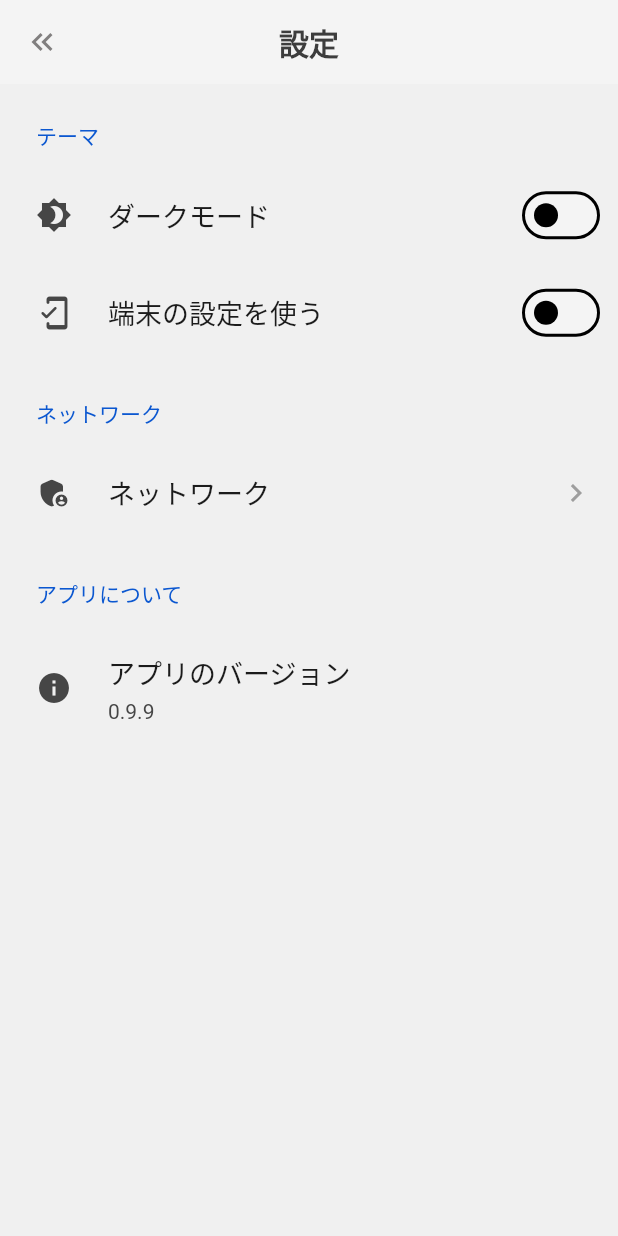
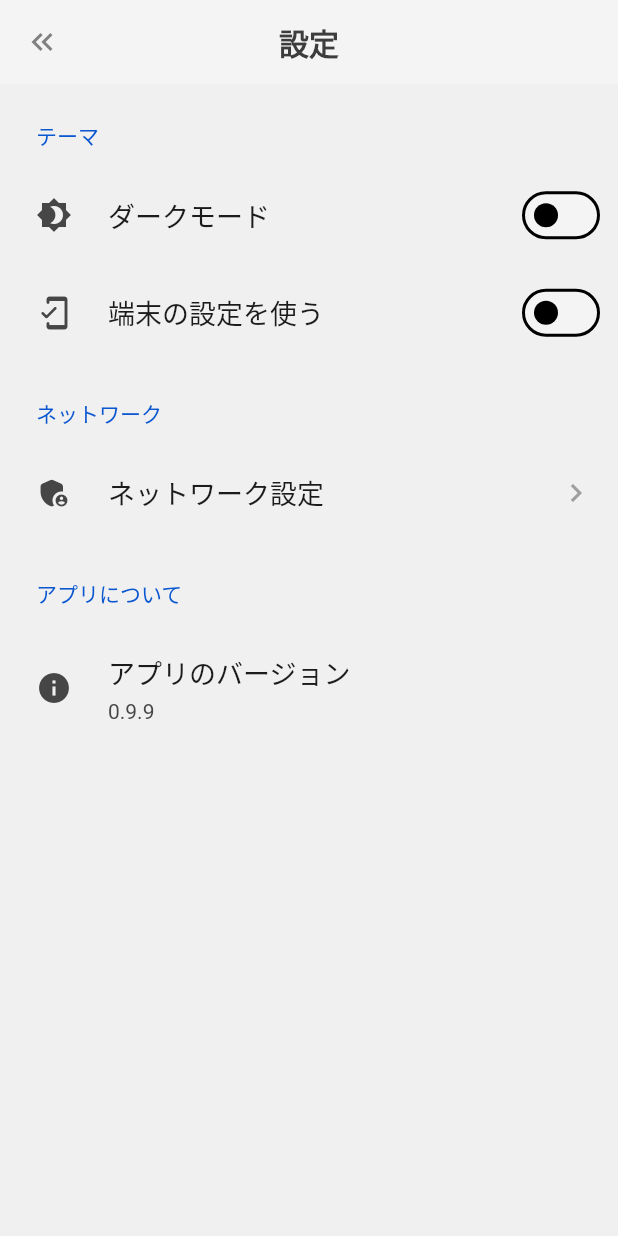
Before and after one commit to hiropoo/cafeteria_reserve, a Flutter app: the SettingsPage screen opened by its route, on a phone screen of 412 x 824 dp. Run offline on Flutter 3.47's test engine with Material 3 defaults, Android fonts, the phone set to English and light mode, and no system bars; drawn by our look-alikes of settings_ui; our stand-ins replace flutter_dotenv, flutter_hooks, flutter_slidable, freezed_annotation, go_router, hooks_riverpod and 4 more; accounts and stored records are empty; generated files the repository leaves out were written again.

Commit message:
♻️ Stringsに追加

```diff
--- a/lib/src/components/friend_text_field.dart
+++ b/lib/src/components/friend_text_field.dart
@@ -17,7 +17,7 @@ class FriendTextField extends HookWidget {
       child: TextFormField(
         controller: controller,
         style: TextStyle(fontSize: 14, color: Theme.of(context).colorScheme.secondary),
-        onEditingComplete: () => FocusManager.instance.primaryFocus?.unfocus(),
+        // onEditingComplete: () => FocusManager.instance.primaryFocus?.unfocus(),
         onTapOutside: (_) => FocusManager.instance.primaryFocus?.unfocus(),
 
         // テキストフィールドのデザイン
--- a/lib/src/constant/strings.dart
+++ b/lib/src/constant/strings.dart
@@ -22,6 +22,10 @@ class Strings {
   static const String signUpCompleted = '新規登録';
   static const String signUpCompletedMessage = '新規登録が完了しました';
   static const String dialogConfirm = 'OK';
+  static const String yes = 'はい';
+  static const String no = 'いいえ';
+  static const String cancel = 'キャンセル';
+  static const String save = '保存';
 
   /* バリデーションメッセージ */
   static const String usernameEmpty = 'ユーザー名を入力してください';
@@ -71,6 +75,40 @@ class Strings {
   /* 予約画面 */
   static const String reservation = '予約';
 
+  static const String noReservation = '予約がありません';
+  static const String noReservationMessage1 = '現在、利用可能な予約がありません。';
+  static const String noReservationMessage2 = 'PCアプリ または 予約ページから\n予約を行ってください。';
+  static const String reservationPage = '予約ページへ';
+
+  static const String currentlySuspension = '利用停止中';
+  static const String currentlySuspensionMessage = '前回の予約のご利用を確認できなかったため、このアカウントは利用停止中です。';
+  static const String suspensionPeriod = '利用停止期間：';
+  static const String suspensionPeriodTime = '2週間';
+
+  static const String reservationContent = '予約内容';
+  static const String reservationCafe = '予約した学食';
+  static const String reservationDate = '予約日';
+  static const String reservationTime = '予約時間';
+  static const String reservationSeat = '予約した座席';
+  static const String confirmSeat = '座席の確認はこちら';
+
+  static const String reservationCancel = '予約をキャンセル';
+  static const String reservationCancelMessage = '予約をキャンセルしますか？';
+
   /* 設定画面 */
   static const String settings = '設定';
+  static const String theme = 'テーマ';
+  static const String darkMode = 'ダークモード';
+  static const String useMobileMode = '端末の設定を使う';
+
+  static const String network = 'ネットワーク';
+  static const String networkSetting = 'ネットワーク設定';
+  static const String serverSetting = 'サーバー設定';
+  static const String ip = 'IPアドレス';
+  static const String ipMessage = 'IPアドレスを入力してください';
+  static const String port = 'ポート番号';
+  static const String portMessage = 'ポート番号を入力してください';
+
+  static const String aboutApp = 'アプリについて';
+  static const String appVersion = 'アプリのバージョン';
 }
--- a/lib/src/features/settings/pages/settings_page.dart
+++ b/lib/src/features/settings/pages/settings_page.dart
@@ -5,6 +5,7 @@ import 'package:hooks_riverpod/hooks_riverpod.dart';
 import 'package:package_info_plus/package_info_plus.dart';
 import 'package:settings_ui/settings_ui.dart';
 import 'package:sit_in_the_cafeteria/src/components/my_drawer.dart';
+import 'package:sit_in_the_cafeteria/src/constant/strings.dart';
 import 'package:sit_in_the_cafeteria/src/features/settings/pages/theme_notifier.dart';
 import 'package:sit_in_the_cafeteria/src/features/settings/pages/use_mobile_theme.dart';
 import 'package:sit_in_the_cafeteria/src/router/app_router.dart';
@@ -30,7 +31,7 @@ class SettingsPage extends HookConsumerWidget {
       appBar: AppBar(
         backgroundColor: Theme.of(context).colorScheme.surface,
         title: Text(
-          '設定',
+          Strings.settings,
           style: TextStyle(
             color: Theme.of(context).colorScheme.secondary,
             fontSize: 20,
@@ -55,11 +56,11 @@ class SettingsPage extends HookConsumerWidget {
         platform: DevicePlatform.iOS,
         sections: [
           SettingsSection(
-            title: const Text('テーマ'),
+            title: const Text(Strings.theme),
             tiles: [
               SettingsTile.switchTile(
                 leading: const Icon(Icons.brightness_4),
-                title: const Text('ダークモード'),
+                title: const Text(Strings.darkMode),
                 initialValue: isDarkMode,
                 onToggle: (value) {
                   ref.read(myThemeProvider.notifier).toggleTheme();
@@ -67,7 +68,7 @@ class SettingsPage extends HookConsumerWidget {
               ),
               SettingsTile.switchTile(
                 leading: const Icon(Icons.mobile_friendly_rounded),
-                title: const Text('端末の設定を使う'),
+                title: const Text(Strings.useMobileMode),
                 initialValue: useDeviceSetting,
                 onToggle: (value) {
                   ref.read(useMobileThemeProvider.notifier).toggleUseMobileTheme();
@@ -76,11 +77,11 @@ class SettingsPage extends HookConsumerWidget {
             ],
           ),
           SettingsSection(
-            title: const Text('ネットワーク'),
+            title: const Text(Strings.network),
             tiles: [
               SettingsTile.navigation(
                 leading: const Icon(Icons.admin_panel_settings_rounded),
-                title: const Text('ネットワーク'),
+                title: const Text(Strings.networkSetting),
                 trailing: const Icon(color: Colors.grey, Icons.keyboard_arrow_right),
                 onPressed: (context) => context.pushNamed(AppRoute.network.name),
               ),
@@ -89,11 +90,11 @@ class SettingsPage extends HookConsumerWidget {
 
           // アプリのバージョン
           SettingsSection(
-            title: const Text('アプリについて'),
+            title: const Text(Strings.aboutApp),
             tiles: <SettingsTile>[
               SettingsTile(
                 leading: const Icon(Icons.info),
-                title: const Text('アプリのバージョン'),
+                title: const Text(Strings.appVersion),
                 value: Text("${snapshot.data?.version}"),
               ),
             ],
```
Also changed, not shown: lib/src/features/reserve/pages/reservation_confirm_page/no_reservation_page.dart (+5 -6 lines), lib/src/features/reserve/pages/reservation_confirm_page/penalty_page.dart (+5 -4 lines), lib/src/features/reserve/pages/reservation_confirm_page/reservation_confirm_page.dart (+13 -12 lines), lib/src/features/settings/pages/setting_list/server_ip_page.dart (+13 -12 lines).
